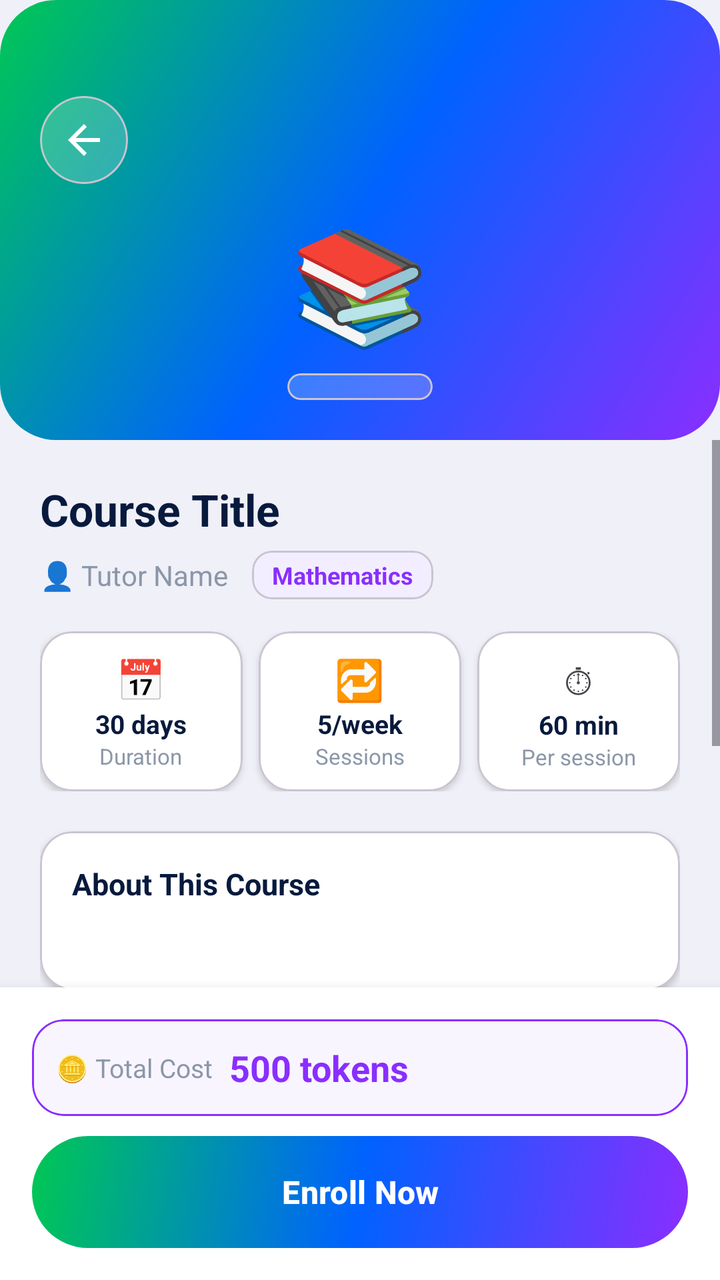
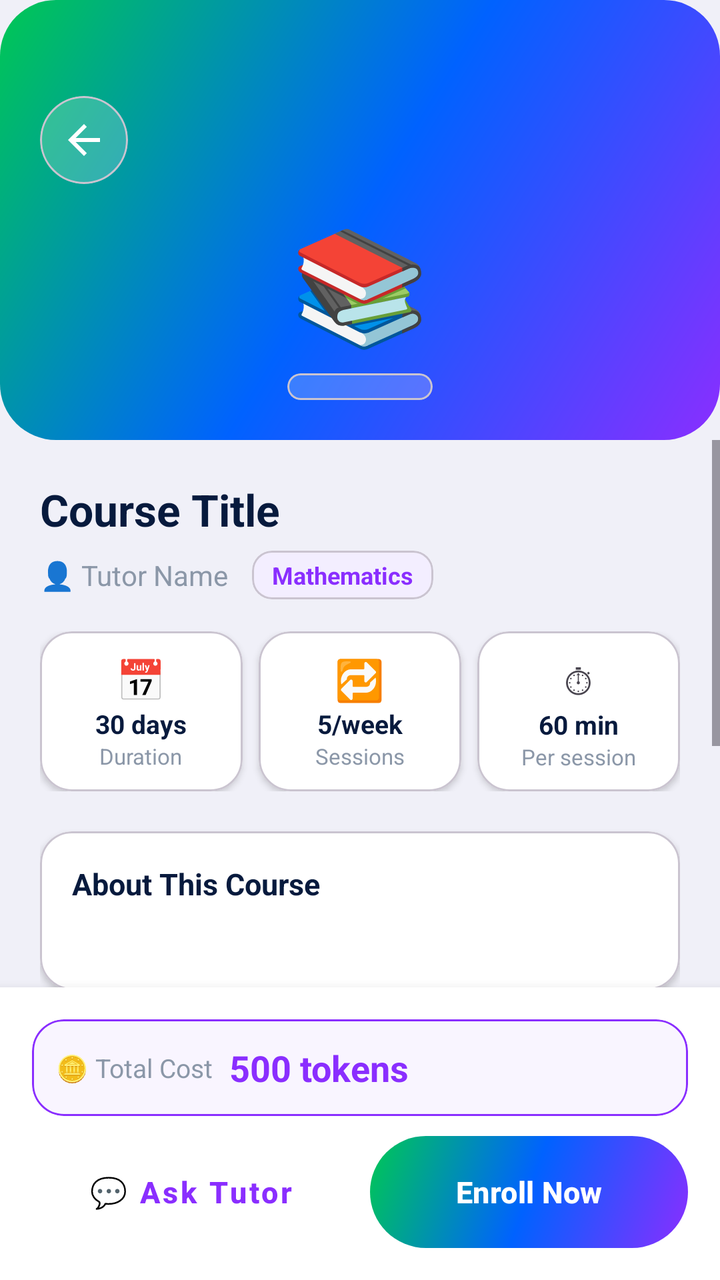

Two renders of the same Android screen: before a commit and after it. Below are the layout's source before the change and the commit's diff.
<!-- AndroidManifest.xml: application theme Theme.PeerTutoringApollo -->
<!-- res/layout/activity_course_detail.xml -->
<?xml version="1.0" encoding="utf-8"?>
<LinearLayout xmlns:android="http://schemas.android.com/apk/res/android"
    xmlns:app="http://schemas.android.com/apk/res-auto"
    android:layout_width="match_parent"
    android:layout_height="match_parent"
    android:orientation="vertical"
    android:background="#F0F0F8">

    
    <LinearLayout
        android:id="@+id/courseDetailHeader"
        android:layout_width="match_parent"
        android:layout_height="220dp"
        android:background="@drawable/bg_button_gradient"
        android:orientation="vertical"
        android:gravity="center"
        android:paddingTop="48dp"
        android:paddingBottom="20dp"
        android:paddingHorizontal="20dp">

        
        <LinearLayout
            android:layout_width="match_parent"
            android:layout_height="wrap_content"
            android:orientation="horizontal"
            android:layout_marginBottom="12dp">
            <com.google.android.material.card.MaterialCardView
                android:layout_width="44dp" android:layout_height="44dp"
                app:cardCornerRadius="22dp" app:cardBackgroundColor="#33FFFFFF"
                app:cardElevation="0dp">
                <ImageButton android:id="@+id/btnBack"
                    android:layout_width="match_parent" android:layout_height="match_parent"
                    android:background="@android:color/transparent"
                    android:src="@drawable/ic_arrow_back"
                    app:tint="#FFFFFF" android:contentDescription="Back"/>
            </com.google.android.material.card.MaterialCardView>
            <android.widget.Space android:layout_width="0dp" android:layout_height="1dp"
                android:layout_weight="1"/>
        </LinearLayout>

        
        <TextView
            android:id="@+id/tvCourseDetailEmoji"
            android:layout_width="wrap_content"
            android:layout_height="wrap_content"
            android:text="📚"
            android:textSize="56sp"
            android:gravity="center"/>

        
        <com.google.android.material.card.MaterialCardView
            android:layout_width="wrap_content"
            android:layout_height="wrap_content"
            android:layout_marginTop="8dp"
            app:cardCornerRadius="12dp"
            app:cardBackgroundColor="#33FFFFFF"
            app:cardElevation="0dp">
            <TextView
                android:id="@+id/tvCourseDetailLevel"
                android:layout_width="wrap_content"
                android:layout_height="wrap_content"
                android:text="A-Level"
                android:textColor="#FFFFFF"
                android:textSize="13sp"
                android:textStyle="bold"
                android:paddingHorizontal="14dp"
                android:paddingVertical="5dp"/>
        </com.google.android.material.card.MaterialCardView>
    </LinearLayout>

    
    <ScrollView android:layout_width="match_parent" android:layout_height="0dp"
        android:layout_weight="1">
        <LinearLayout android:layout_width="match_parent" android:layout_height="wrap_content"
            android:orientation="vertical" android:padding="20dp">

            
            <TextView android:id="@+id/tvCourseDetailTitle"
                android:layout_width="wrap_content" android:layout_height="wrap_content"
                android:text="Course Title" android:textColor="#071A3D"
                android:textSize="22sp" android:textStyle="bold"
                android:layout_marginBottom="6dp"/>

            <LinearLayout android:layout_width="wrap_content" android:layout_height="wrap_content"
                android:orientation="horizontal" android:gravity="center_vertical"
                android:layout_marginBottom="16dp">
                <TextView android:id="@+id/tvCourseDetailTutor"
                    android:layout_width="wrap_content" android:layout_height="wrap_content"
                    android:text="👤 Tutor Name" android:textColor="#8B97A8"
                    android:textSize="14sp" android:layout_marginEnd="12dp"/>
                <com.google.android.material.card.MaterialCardView
                    android:layout_width="wrap_content" android:layout_height="wrap_content"
                    app:cardCornerRadius="10dp" app:cardBackgroundColor="#F3EEFF"
                    app:cardElevation="0dp">
                    <TextView android:id="@+id/tvCourseDetailSubject"
                        android:layout_width="wrap_content" android:layout_height="wrap_content"
                        android:text="Mathematics" android:textColor="#8A2EFF"
                        android:textSize="12sp" android:textStyle="bold"
                        android:paddingHorizontal="10dp" android:paddingVertical="4dp"/>
                </com.google.android.material.card.MaterialCardView>
            </LinearLayout>

            
            <LinearLayout android:layout_width="match_parent" android:layout_height="wrap_content"
                android:orientation="horizontal" android:layout_marginBottom="20dp">

                <com.google.android.material.card.MaterialCardView
                    android:layout_width="0dp" android:layout_height="80dp"
                    android:layout_weight="1" android:layout_marginEnd="8dp"
                    app:cardCornerRadius="16dp" app:cardBackgroundColor="#FFFFFF"
                    app:cardElevation="2dp">
                    <LinearLayout android:layout_width="match_parent" android:layout_height="match_parent"
                        android:orientation="vertical" android:gravity="center">
                        <TextView android:layout_width="wrap_content" android:layout_height="wrap_content"
                            android:text="📅" android:textSize="20sp"/>
                        <TextView android:id="@+id/tvCourseDetailDuration"
                            android:layout_width="wrap_content" android:layout_height="wrap_content"
                            android:text="30 days" android:textColor="#071A3D"
                            android:textSize="13sp" android:textStyle="bold"/>
                        <TextView android:layout_width="wrap_content" android:layout_height="wrap_content"
                            android:text="Duration" android:textColor="#8B97A8" android:textSize="11sp"/>
                    </LinearLayout>
                </com.google.android.material.card.MaterialCardView>

                <com.google.android.material.card.MaterialCardView
                    android:layout_width="0dp" android:layout_height="80dp"
                    android:layout_weight="1" android:layout_marginEnd="8dp"
                    app:cardCornerRadius="16dp" app:cardBackgroundColor="#FFFFFF"
                    app:cardElevation="2dp">
                    <LinearLayout android:layout_width="match_parent" android:layout_height="match_parent"
                        android:orientation="vertical" android:gravity="center">
                        <TextView android:layout_width="wrap_content" android:layout_height="wrap_content"
                            android:text="🔁" android:textSize="20sp"/>
                        <TextView android:id="@+id/tvCourseDetailSessions"
                            android:layout_width="wrap_content" android:layout_height="wrap_content"
                            android:text="5/week" android:textColor="#071A3D"
                            android:textSize="13sp" android:textStyle="bold"/>
                        <TextView android:layout_width="wrap_content" android:layout_height="wrap_content"
                            android:text="Sessions" android:textColor="#8B97A8" android:textSize="11sp"/>
                    </LinearLayout>
                </com.google.android.material.card.MaterialCardView>

                <com.google.android.material.card.MaterialCardView
                    android:layout_width="0dp" android:layout_height="80dp"
                    android:layout_weight="1"
                    app:cardCornerRadius="16dp" app:cardBackgroundColor="#FFFFFF"
                    app:cardElevation="2dp">
                    <LinearLayout android:layout_width="match_parent" android:layout_height="match_parent"
                        android:orientation="vertical" android:gravity="center">
                        <TextView android:layout_width="wrap_content" android:layout_height="wrap_content"
                            android:text="⏱" android:textSize="20sp"/>
                        <TextView android:id="@+id/tvCourseDetailMinutes"
                            android:layout_width="wrap_content" android:layout_height="wrap_content"
                            android:text="60 min" android:textColor="#071A3D"
                            android:textSize="13sp" android:textStyle="bold"/>
                        <TextView android:layout_width="wrap_content" android:layout_height="wrap_content"
                            android:text="Per session" android:textColor="#8B97A8" android:textSize="11sp"/>
                    </LinearLayout>
                </com.google.android.material.card.MaterialCardView>
            </LinearLayout>

            
            <com.google.android.material.card.MaterialCardView
                android:layout_width="match_parent" android:layout_height="wrap_content"
                android:layout_marginBottom="16dp"
                app:cardCornerRadius="16dp" app:cardBackgroundColor="#FFFFFF"
                app:cardElevation="2dp">
                <LinearLayout android:layout_width="match_parent" android:layout_height="wrap_content"
                    android:orientation="vertical" android:padding="16dp">
                    <TextView android:layout_width="wrap_content" android:layout_height="wrap_content"
                        android:text="About This Course" android:textColor="#071A3D"
                        android:textSize="15sp" android:textStyle="bold"
                        android:layout_marginBottom="8dp"/>
                    <TextView android:id="@+id/tvCourseDetailDescription"
                        android:layout_width="match_parent" android:layout_height="wrap_content"
                        android:text="" android:textColor="#4B5D7A"
                        android:textSize="14sp" android:lineSpacingExtra="4dp"/>
                </LinearLayout>
            </com.google.android.material.card.MaterialCardView>

            
            <com.google.android.material.card.MaterialCardView
                android:layout_width="match_parent" android:layout_height="wrap_content"
                android:layout_marginBottom="16dp"
                app:cardCornerRadius="16dp" app:cardBackgroundColor="#FFFFFF"
                app:cardElevation="2dp">
                <LinearLayout android:layout_width="match_parent" android:layout_height="wrap_content"
                    android:orientation="vertical" android:padding="16dp">
                    <TextView android:layout_width="wrap_content" android:layout_height="wrap_content"
                        android:text="📋 Topics Covered" android:textColor="#071A3D"
                        android:textSize="15sp" android:textStyle="bold"
                        android:layout_marginBottom="8dp"/>
                    <TextView android:id="@+id/tvCourseDetailTopics"
                        android:layout_width="match_parent" android:layout_height="wrap_content"
                        android:text="—" android:textColor="#4B5D7A"
                        android:textSize="13sp" android:lineSpacingExtra="4dp"/>
                </LinearLayout>
            </com.google.android.material.card.MaterialCardView>

            
            <com.google.android.material.card.MaterialCardView
                android:layout_width="match_parent" android:layout_height="wrap_content"
                android:layout_marginBottom="16dp"
                app:cardCornerRadius="16dp" app:cardBackgroundColor="#FFFFFF"
                app:cardElevation="2dp">
                <LinearLayout android:layout_width="match_parent" android:layout_height="wrap_content"
                    android:orientation="horizontal" android:gravity="center_vertical"
                    android:padding="16dp">
                    <TextView android:layout_width="wrap_content" android:layout_height="wrap_content"
                        android:text="👥 " android:textSize="18sp"/>
                    <LinearLayout android:layout_width="0dp" android:layout_height="wrap_content"
                        android:layout_weight="1" android:orientation="vertical">
                        <TextView android:layout_width="wrap_content" android:layout_height="wrap_content"
                            android:text="Available Seats" android:textColor="#071A3D"
                            android:textSize="14sp" android:textStyle="bold"/>
                        <TextView android:id="@+id/tvCourseDetailSeats"
                            android:layout_width="wrap_content" android:layout_height="wrap_content"
                            android:text="10 / 10 remaining" android:textColor="#8B97A8"
                            android:textSize="13sp"/>
                    </LinearLayout>
                </LinearLayout>
            </com.google.android.material.card.MaterialCardView>

            
            <LinearLayout android:id="@+id/layoutZoomLink"
                android:layout_width="match_parent" android:layout_height="wrap_content"
                android:orientation="vertical" android:visibility="gone"
                android:layout_marginBottom="16dp">
                <com.google.android.material.card.MaterialCardView
                    android:layout_width="match_parent" android:layout_height="wrap_content"
                    app:cardCornerRadius="16dp" app:cardBackgroundColor="#EFF6FF"
                    app:strokeColor="#2563EB" app:strokeWidth="1dp" app:cardElevation="0dp">
                    <LinearLayout android:layout_width="match_parent" android:layout_height="wrap_content"
                        android:orientation="horizontal" android:gravity="center_vertical"
                        android:padding="16dp">
                        <TextView android:layout_width="wrap_content" android:layout_height="wrap_content"
                            android:text="🎥  " android:textSize="20sp"/>
                        <LinearLayout android:layout_width="0dp" android:layout_height="wrap_content"
                            android:layout_weight="1" android:orientation="vertical">
                            <TextView android:layout_width="wrap_content" android:layout_height="wrap_content"
                                android:text="Zoom Meeting Link" android:textColor="#1D4ED8"
                                android:textSize="13sp" android:textStyle="bold"/>
                            <TextView android:id="@+id/tvCourseZoomLink"
                                android:layout_width="wrap_content" android:layout_height="wrap_content"
                                android:text="Tap to join session"
                                android:textColor="#2563EB" android:textSize="13sp"
                                android:clickable="true" android:focusable="true"/>
                        </LinearLayout>
                        <TextView android:layout_width="wrap_content" android:layout_height="wrap_content"
                            android:text="Join →" android:textColor="#2563EB"
                            android:textSize="13sp" android:textStyle="bold"/>
                    </LinearLayout>
                </com.google.android.material.card.MaterialCardView>
            </LinearLayout>

        </LinearLayout>
    </ScrollView>

    
    <LinearLayout android:layout_width="match_parent" android:layout_height="wrap_content"
        android:orientation="vertical"
        android:background="#FFFFFF" android:elevation="8dp" android:padding="16dp">

        <com.google.android.material.card.MaterialCardView
            android:layout_width="match_parent" android:layout_height="wrap_content"
            app:cardCornerRadius="16dp" app:cardBackgroundColor="#F9F5FF"
            app:strokeColor="#8A2EFF" app:strokeWidth="1dp" app:cardElevation="0dp"
            android:layout_marginBottom="10dp">
            <LinearLayout android:layout_width="match_parent" android:layout_height="wrap_content"
                android:orientation="horizontal" android:gravity="center_vertical"
                android:padding="12dp">
                <TextView android:layout_width="wrap_content" android:layout_height="wrap_content"
                    android:text="🪙 Total Cost" android:textColor="#8B97A8" android:textSize="13sp"
                    android:layout_marginEnd="8dp"/>
                <TextView android:id="@+id/tvCourseDetailTokens"
                    android:layout_width="0dp" android:layout_height="wrap_content"
                    android:layout_weight="1"
                    android:text="500 tokens" android:textColor="#8A2EFF"
                    android:textSize="18sp" android:textStyle="bold"/>
            </LinearLayout>
        </com.google.android.material.card.MaterialCardView>

        <Button android:id="@+id/btnEnrollCourse"
            android:layout_width="match_parent" android:layout_height="56dp"
            android:text="Enroll Now" android:textAllCaps="false"
            android:textColor="#FFFFFF" android:textSize="16sp" android:textStyle="bold"
            android:background="@drawable/bg_button_gradient"
            app:backgroundTint="@null"/>
    </LinearLayout>

</LinearLayout>
<!-- resources referenced by this layout -->
<resources>
  <!-- drawable bg_button_gradient (drawable) -->
  <?xml version="1.0" encoding="utf-8"?>
  <shape xmlns:android="http://schemas.android.com/apk/res/android">
      <gradient
          android:startColor="#8A2EFF"
          android:centerColor="#0062FF"
          android:endColor="#00C853"
          android:angle="135" />
      <corners android:radius="28dp" />
  </shape>
  <!-- drawable ic_arrow_back (drawable) -->
  <vector xmlns:android="http://schemas.android.com/apk/res/android"
      android:width="24dp"
      android:height="24dp"
      android:viewportWidth="24"
      android:viewportHeight="24">
      <path
          android:fillColor="@android:color/white"
          android:pathData="M20,11H7.83l5.59,-5.59L12,4l-8,8 8,8 1.41,-1.41L7.83,13H20v-2z"/>
  </vector>
  <style name="Theme.PeerTutoringApollo" parent="Base.Theme.PeerTutoringApollo" />
  <style name="Base.Theme.PeerTutoringApollo" parent="Theme.Material3.Light.NoActionBar">
          
          
      </style>
</resources>

<!-- the commit's change to res/layout/activity_course_detail.xml (unified diff, before → after) -->
@@ -221,6 +221,42 @@
                 </LinearLayout>
             </com.google.android.material.card.MaterialCardView>
 
+
+            
+            <LinearLayout android:id="@+id/layoutEnrolledStudents"
+                android:layout_width="match_parent" android:layout_height="wrap_content"
+                android:orientation="vertical" android:visibility="gone"
+                android:layout_marginBottom="16dp">
+
+                <com.google.android.material.card.MaterialCardView
+                    android:layout_width="match_parent" android:layout_height="wrap_content"
+                    app:cardCornerRadius="16dp" app:cardBackgroundColor="#FFFFFF"
+                    app:cardElevation="2dp">
+                    <LinearLayout android:layout_width="match_parent" android:layout_height="wrap_content"
+                        android:orientation="vertical" android:padding="16dp">
+
+                        <LinearLayout android:layout_width="match_parent" android:layout_height="wrap_content"
+                            android:orientation="horizontal" android:gravity="center_vertical"
+                            android:layout_marginBottom="12dp">
+                            <TextView android:layout_width="wrap_content" android:layout_height="wrap_content"
+                                android:text="👥 " android:textSize="18sp"/>
+                            <TextView android:layout_width="0dp" android:layout_height="wrap_content"
+                                android:layout_weight="1"
+                                android:text="Enrolled Students" android:textColor="#071A3D"
+                                android:textSize="15sp" android:textStyle="bold"/>
+                            <TextView android:id="@+id/tvEnrolledCount"
+                                android:layout_width="wrap_content" android:layout_height="wrap_content"
+                                android:text="0 students" android:textColor="#8A2EFF"
+                                android:textSize="13sp" android:textStyle="bold"/>
+                        </LinearLayout>
+
+                        <LinearLayout android:id="@+id/layoutStudentList"
+                            android:layout_width="match_parent" android:layout_height="wrap_content"
+                            android:orientation="vertical"/>
+                    </LinearLayout>
+                </com.google.android.material.card.MaterialCardView>
+            </LinearLayout>
+
             
             <LinearLayout android:id="@+id/layoutZoomLink"
                 android:layout_width="match_parent" android:layout_height="wrap_content"
@@ -258,9 +294,10 @@
 
     
     <LinearLayout android:layout_width="match_parent" android:layout_height="wrap_content"
-        android:orientation="vertical"
-        android:background="#FFFFFF" android:elevation="8dp" android:padding="16dp">
-
+        android:background="#FFFFFF" android:elevation="8dp"
+        android:orientation="vertical" android:padding="16dp">
+
+        
         <com.google.android.material.card.MaterialCardView
             android:layout_width="match_parent" android:layout_height="wrap_content"
             app:cardCornerRadius="16dp" app:cardBackgroundColor="#F9F5FF"
@@ -280,12 +317,31 @@
             </LinearLayout>
         </com.google.android.material.card.MaterialCardView>
 
-        <Button android:id="@+id/btnEnrollCourse"
-            android:layout_width="match_parent" android:layout_height="56dp"
-            android:text="Enroll Now" android:textAllCaps="false"
-            android:textColor="#FFFFFF" android:textSize="16sp" android:textStyle="bold"
-            android:background="@drawable/bg_button_gradient"
-            app:backgroundTint="@null"/>
+        
+        <LinearLayout android:layout_width="match_parent" android:layout_height="wrap_content"
+            android:orientation="horizontal">
+
+            
+            <Button android:id="@+id/btnAskTutor"
+                android:layout_width="0dp" android:layout_height="56dp"
+                android:layout_weight="1" android:layout_marginEnd="10dp"
+                android:text="💬 Ask Tutor" android:textAllCaps="false"
+                android:textColor="#8A2EFF" android:textSize="15sp" android:textStyle="bold"
+                android:background="@android:color/transparent"
+                app:backgroundTint="@null"
+                style="@style/Widget.MaterialComponents.Button.OutlinedButton"
+                app:strokeColor="#8A2EFF" app:strokeWidth="2dp"
+                app:cornerRadius="28dp"/>
+
+            
+            <Button android:id="@+id/btnEnrollCourse"
+                android:layout_width="0dp" android:layout_height="56dp"
+                android:layout_weight="1"
+                android:text="Enroll Now" android:textAllCaps="false"
+                android:textColor="#FFFFFF" android:textSize="15sp" android:textStyle="bold"
+                android:background="@drawable/bg_button_gradient"
+                app:backgroundTint="@null" app:cornerRadius="28dp"/>
+        </LinearLayout>
     </LinearLayout>
 
 </LinearLayout>
